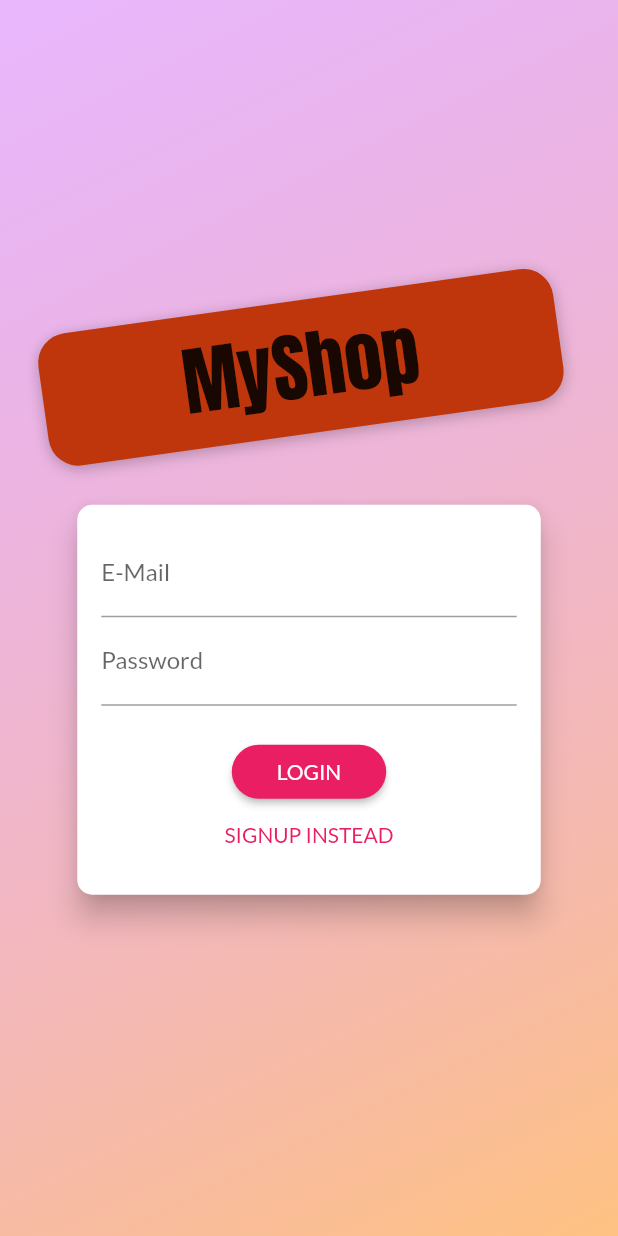
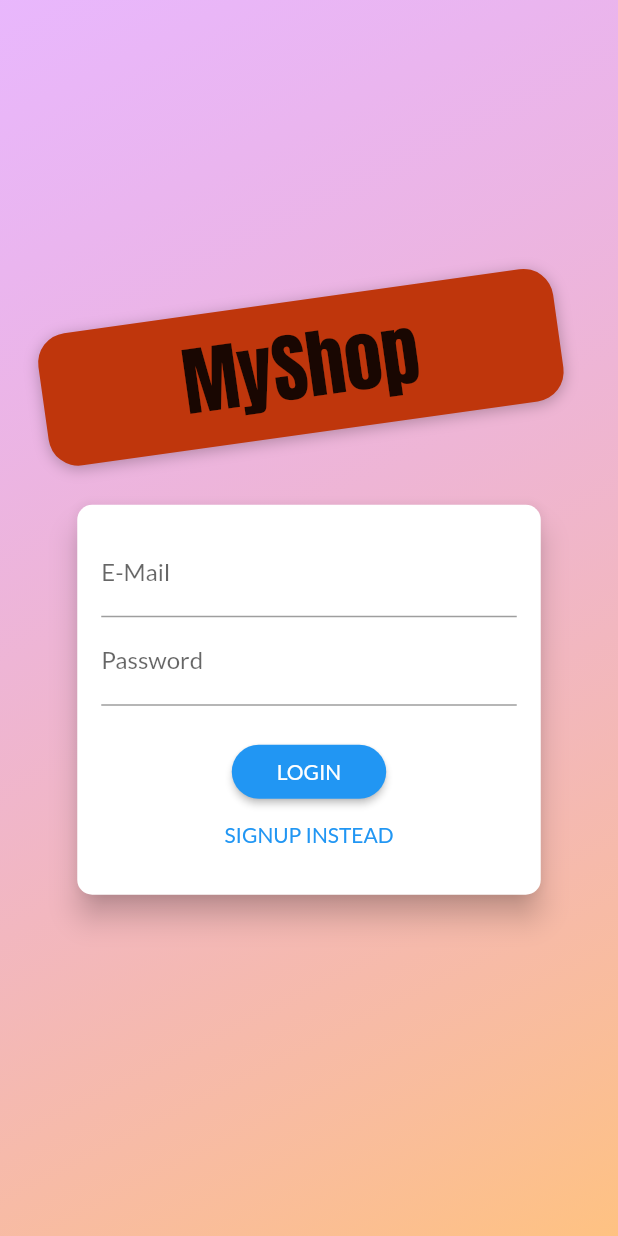
Before and after one commit to boilinux/flutter-shop, a Flutter app: the screen it shows after launch, on a phone screen of 412 x 824 dp. Run offline on Flutter 3.47's test engine with Material 2 defaults, Android fonts, the phone set to English and light mode, and no system bars.

```diff
--- a/lib/main.dart
+++ b/lib/main.dart
@@ -35,8 +35,10 @@ class MyApp extends StatelessWidget {
         ChangeNotifierProvider(
           create: (ctx) => Cart(),
         ),
-        ChangeNotifierProvider(
-          create: (ctx) => Orders(),
+        ChangeNotifierProxyProvider<Auth, Orders>(
+          create: (ctx) => Orders('', []),
+          update: (ctx, auth, previousOrder) =>
+              Orders(auth.token.toString(), previousOrder!.orders),
         ),
       ],
       child: Consumer<Auth>(
@@ -44,14 +46,23 @@ class MyApp extends StatelessWidget {
           title: 'MyShop',
           theme: ThemeData(
             // primaryColor: Colors.pink,
-            primarySwatch: Colors.pink,
+            primarySwatch: Colors.blue,
             accentColor: Colors.white,
             buttonColor: Colors.blueAccent,
             // errorColor: Colors.red,
             fontFamily: 'Lato',
           ),
-          home: auth.isAuth ? ProductOverviewScreen() : AuthScreen(),
           routes: {
+            '/': (ctx) {
+              Widget? homepage;
+              if (auth.isAuth) {
+                homepage = ProductOverviewScreen();
+              } else {
+                homepage = AuthScreen();
+              }
+
+              return homepage;
+            },
             ProductDetailScreen.routeName: (ctx) => ProductDetailScreen(),
             CartScreen.routeName: (ctx) => CartScreen(),
             OrdersScreen.routeName: (ctx) => OrdersScreen(),
--- a/lib/provider/orders.dart
+++ b/lib/provider/orders.dart
@@ -24,18 +24,20 @@ class OrderItem {
 }
 
 class Orders with ChangeNotifier {
+  String authToken;
   List<OrderItem> _orders = [];
+
+  Orders(this.authToken, this._orders);
 
   List<OrderItem> get orders {
     return [..._orders];
   }
 
-  var _headers = {
-    HttpHeaders.authorizationHeader: Auth().token!,
-    HttpHeaders.contentTypeHeader: 'application/json',
-  };
-
   Future<void> fetchAndSetOrders() async {
+    var _headers = {
+      HttpHeaders.authorizationHeader: authToken,
+      HttpHeaders.contentTypeHeader: 'application/json',
+    };
     final url = Uri.parse("https://api01.stephenwenceslao.com/api/order");
     final response = await http.get(url, headers: _headers);
     final List<OrderItem> loadedOrders = [];
@@ -61,6 +63,10 @@ class Orders with ChangeNotifier {
   }
 
   Future<void> addOrder(List<CartItem> cartProducts, double total) async {
+    var _headers = {
+      HttpHeaders.authorizationHeader: authToken,
+      HttpHeaders.contentTypeHeader: 'application/json',
+    };
     final url = Uri.parse("https://api01.stephenwenceslao.com/api/order");
     final timestamp = DateTime.now();
     try {
```
Also changed, not shown: lib/provider/product.dart (+5 -6 lines), lib/widgets/product_item.dart (+5 -2 lines).
